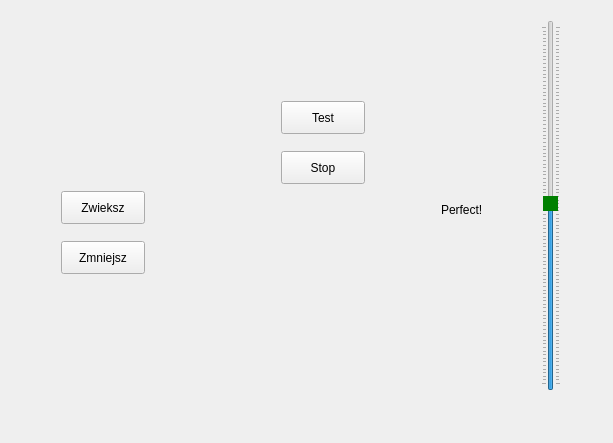
Old version of the form mainwindow.ui in the repository december0123/dzwiekspert.
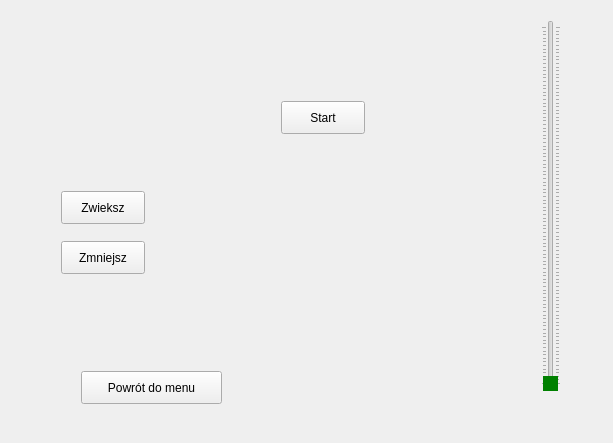
New version of the form.

Commit message: Start/stop button. Back to menu.

Patch:
```diff
--- a/mainwindow.ui
+++ b/mainwindow.ui
@@ -49,10 +49,13 @@
          </rect>
         </property>
         <property name="text">
-         <string>Perfect!</string>
+         <string/>
         </property>
        </widget>
        <widget class="QSlider" name="freqIndicator">
+        <property name="enabled">
+         <bool>false</bool>
+        </property>
         <property name="geometry">
          <rect>
           <x>530</x>
@@ -86,7 +89,7 @@
 }</string>
         </property>
         <property name="value">
-         <number>50</number>
+         <number>0</number>
         </property>
         <property name="tracking">
          <bool>true</bool>
@@ -140,7 +143,7 @@
          </rect>
         </property>
         <property name="text">
-         <string>Test</string>
+         <string>Start</string>
         </property>
         <property name="checkable">
          <bool>true</bool>
@@ -152,14 +155,14 @@
        <widget class="QPushButton" name="stopTest">
         <property name="geometry">
          <rect>
-          <x>270</x>
-          <y>140</y>
-          <width>84</width>
+          <x>70</x>
+          <y>360</y>
+          <width>141</width>
           <height>33</height>
          </rect>
         </property>
         <property name="text">
-         <string>Stop</string>
+         <string>Powrót do menu</string>
         </property>
        </widget>
       </widget>
```
Left out of the diff: 6 changed lines with no effect on the pictures. The commit also changes 5 other files.
